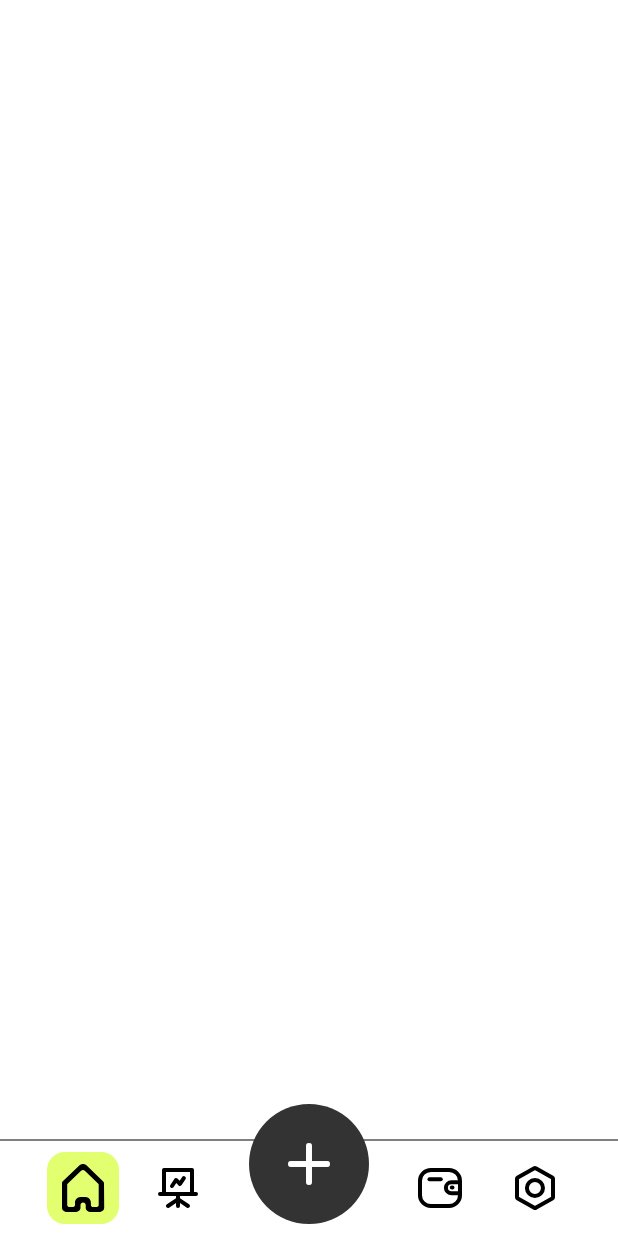
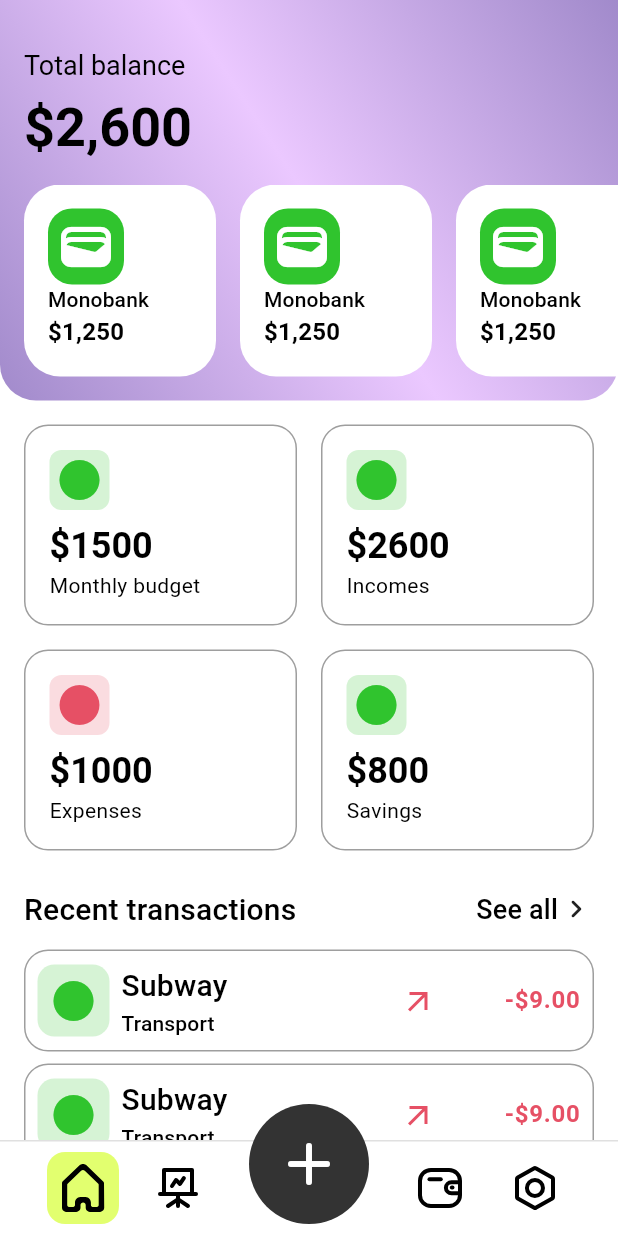
Before and after one commit to suhrobcoder/expense_tracker, a Flutter app: the screen it shows after launch, on a phone screen of 412 x 824 dp. Run offline on Flutter 3.47's test engine with Material 2 defaults, Android fonts, the phone set to English and light mode, and no system bars; our stand-ins replace equatable, flutter_bloc, flutter_svg, get_it, injectable.

Commit message:
home page

```diff
--- /dev/null
+++ b/lib/presentation/pages/home/home_page.dart
@@ -0,0 +1,180 @@
+import 'package:expense_tracker/presentation/pages/home/stat_card.dart';
+import 'package:expense_tracker/presentation/pages/home/transaction_tile.dart';
+import 'package:expense_tracker/presentation/pages/home/wallet_card.dart';
+import 'package:expense_tracker/presentation/theme/colors.dart';
+import 'package:expense_tracker/presentation/theme/ui_constants.dart';
+import 'package:flutter/material.dart';
+
+class HomePage extends StatelessWidget {
+  const HomePage({super.key});
+
+  @override
+  Widget build(BuildContext context) {
+    final textTheme = Theme.of(context).textTheme;
+    return SingleChildScrollView(
+      child: Column(
+        children: [
+          Container(
+            padding: const EdgeInsets.only(top: 2 * defaultPadding),
+            decoration: const ShapeDecoration(
+              shape: RoundedRectangleBorder(
+                borderRadius: BorderRadius.vertical(
+                  bottom: Radius.circular(1.5 * defaultPadding),
+                ),
+              ),
+              gradient: LinearGradient(
+                colors: [
+                  Color(0xFFA18ACB),
+                  Color(0xFFEBC8FF),
+                  Color(0xFFA18ACB)
+                ],
+                begin: Alignment.bottomLeft,
+                end: Alignment.topRight,
+              ),
+            ),
+            child: SafeArea(
+              child: Column(
+                crossAxisAlignment: CrossAxisAlignment.start,
+                mainAxisAlignment: MainAxisAlignment.end,
+                children: [
+                  Padding(
+                    padding:
+                        const EdgeInsets.symmetric(horizontal: defaultPadding),
+                    child: Text(
+                      "Total balance",
+                      style: textTheme.titleLarge?.copyWith(fontSize: 18),
+                    ),
+                  ),
+                  const SizedBox(height: 8.0),
+                  Padding(
+                    padding:
+                        const EdgeInsets.symmetric(horizontal: defaultPadding),
+                    child: Text(
+                      "\$2,600",
+                      style: textTheme.displaySmall
+                          ?.copyWith(fontWeight: FontWeight.w700),
+                    ),
+                  ),
+                  const SizedBox(height: 16.0),
+                  SizedBox(
+                    height: 128,
+                    child: ListView.separated(
+                      itemCount: 4,
+                      scrollDirection: Axis.horizontal,
+                      padding: const EdgeInsets.symmetric(
+                          horizontal: defaultPadding),
+                      separatorBuilder: (context, index) =>
+                          const SizedBox(width: defaultPadding),
+                      itemBuilder: (context, index) {
+                        return WalletCard(
+                          title: "Monobank",
+                          balance: "\$1,250",
+                          icon: Icons.wallet_rounded,
+                          color: green,
+                          onTap: () {},
+                        );
+                      },
+                    ),
+                  ),
+                  const SizedBox(height: defaultPadding),
+                ],
+              ),
+            ),
+          ),
+          Padding(
+            padding: const EdgeInsets.all(defaultPadding),
+            child: Column(
+              children: [
+                Row(
+                  children: [
+                    Expanded(
+                      child: StatCard(
+                        title: "Monthly budget",
+                        balance: "\$1500",
+                        icon: Icons.circle,
+                        color: green,
+                        onTap: () {},
+                      ),
+                    ),
+                    const SizedBox(width: defaultPadding),
+                    Expanded(
+                      child: StatCard(
+                        title: "Incomes",
+                        balance: "\$2600",
+                        icon: Icons.circle,
+                        color: green,
+                        onTap: () {},
+                      ),
+                    ),
+                  ],
+                ),
+                const SizedBox(height: defaultPadding),
+                Row(
+                  children: [
+                    Expanded(
+                      child: StatCard(
+                        title: "Expenses",
+                        balance: "\$1000",
+                        icon: Icons.circle,
+                        color: red,
+                        onTap: () {},
+                      ),
+                    ),
+                    const SizedBox(width: defaultPadding),
+                    Expanded(
+                      child: StatCard(
+                        title: "Savings",
+                        balance: "\$800",
+                        icon: Icons.circle,
+                        color: green,
+                        onTap: () {},
+                      ),
+                    ),
+                  ],
+                ),
+              ],
+            ),
+          ),
+          Padding(
+            padding: const EdgeInsets.symmetric(
+                horizontal: defaultPadding, vertical: 8.0),
+            child: Row(
+              mainAxisAlignment: MainAxisAlignment.spaceBetween,
+              children: [
+                Text(
+                  "Recent transactions",
+                  style: textTheme.titleMedium?.copyWith(fontSize: 20.0),
+                ),
+                GestureDetector(
+                  child: Row(
+                    children: [
+                      Text(
+                        "See all",
+                        style: textTheme.titleMedium?.copyWith(fontSize: 18.0),
+                      ),
+                      const Icon(Icons.chevron_right_rounded),
+                    ],
+                  ),
+                ),
+              ],
+            ),
+          ),
+          for (int i = 0; i < 5; i++)
+            Padding(
+              padding: const EdgeInsets.symmetric(
+                  horizontal: defaultPadding, vertical: 4.0),
+              child: TransactionTile(
+                title: "Subway",
+                category: "Transport",
+                amount: "-\$9.00",
+                icon: Icons.circle,
+                color: green,
+                onTap: () {},
+              ),
+            ),
+          const SizedBox(height: 24.0),
+        ],
+      ),
+    );
+  }
+}
--- /dev/null
+++ b/lib/presentation/pages/home/stat_card.dart
@@ -0,0 +1,59 @@
+import 'package:expense_tracker/presentation/theme/ui_constants.dart';
+import 'package:flutter/material.dart';
+
+class StatCard extends StatelessWidget {
+  const StatCard({
+    super.key,
+    required this.title,
+    required this.balance,
+    required this.icon,
+    required this.color,
+    required this.onTap,
+  });
+
+  final String title;
+  final String balance;
+  final IconData icon;
+  final Color color;
+  final void Function() onTap;
+
+  @override
+  Widget build(BuildContext context) {
+    final textTheme = Theme.of(context).textTheme;
+    return InkWell(
+      onTap: onTap,
+      borderRadius: BorderRadius.circular(defaultPadding),
+      child: Container(
+        padding: const EdgeInsets.all(defaultPadding),
+        decoration: BoxDecoration(
+          borderRadius: BorderRadius.circular(defaultPadding),
+          border: Border.all(color: Colors.black38),
+        ),
+        child: Column(
+          crossAxisAlignment: CrossAxisAlignment.start,
+          children: [
+            Container(
+              padding: const EdgeInsets.all(4.0),
+              decoration: BoxDecoration(
+                borderRadius: BorderRadius.circular(defaultPadding / 2),
+                color: color.withOpacity(0.2),
+              ),
+              child: Icon(
+                icon,
+                size: 32.0,
+                color: color,
+              ),
+            ),
+            const SizedBox(height: 8),
+            Text(
+              balance,
+              style: textTheme.headlineSmall
+                  ?.copyWith(fontWeight: FontWeight.w600),
+            ),
+            Text(title),
+          ],
+        ),
+      ),
+    );
+  }
+}
--- /dev/null
+++ b/lib/presentation/pages/home/transaction_tile.dart
@@ -0,0 +1,79 @@
+import 'package:expense_tracker/presentation/theme/colors.dart';
+import 'package:expense_tracker/presentation/theme/ui_constants.dart';
+import 'package:flutter/material.dart';
+
+class TransactionTile extends StatelessWidget {
+  const TransactionTile({
+    super.key,
+    required this.title,
+    required this.category,
+    required this.amount,
+    required this.icon,
+    required this.color,
+    required this.onTap,
+  });
+
+  final String title;
+  final String category;
+  final String amount;
+  final IconData icon;
+  final Color color;
+  final void Function() onTap;
+
+  @override
+  Widget build(BuildContext context) {
+    final textTheme = Theme.of(context).textTheme;
+    return InkWell(
+      onTap: onTap,
+      borderRadius: BorderRadius.circular(defaultPadding),
+      child: Container(
+        padding: const EdgeInsets.all(8.0),
+        decoration: BoxDecoration(
+          borderRadius: BorderRadius.circular(defaultPadding),
+          border: Border.all(color: Colors.black38),
+        ),
+        child: Row(
+          children: [
+            Container(
+              padding: const EdgeInsets.all(8.0),
+              decoration: BoxDecoration(
+                borderRadius: BorderRadius.circular(defaultPadding * 0.7),
+                color: color.withOpacity(0.2),
+              ),
+              child: Icon(
+                icon,
+                size: 32.0,
+                color: color,
+              ),
+            ),
+            const SizedBox(width: 8),
+            Column(
+              crossAxisAlignment: CrossAxisAlignment.start,
+              children: [
+                Text(
+                  title,
+                  style: textTheme.titleMedium?.copyWith(fontSize: 20.0),
+                ),
+                Text(
+                  category,
+                  style: textTheme.labelLarge,
+                ),
+              ],
+            ),
+            const Spacer(),
+            const Icon(Icons.arrow_outward, color: red),
+            SizedBox(
+              width: 96,
+              child: Text(
+                amount,
+                textAlign: TextAlign.end,
+                style: textTheme.bodyLarge
+                    ?.copyWith(color: red, fontWeight: FontWeight.w600),
+              ),
+            ),
+          ],
+        ),
+      ),
+    );
+  }
+}
--- /dev/null
+++ b/lib/presentation/pages/home/wallet_card.dart
@@ -0,0 +1,63 @@
+import 'package:expense_tracker/presentation/theme/ui_constants.dart';
+import 'package:flutter/material.dart';
+
+class WalletCard extends StatelessWidget {
+  const WalletCard({
+    super.key,
+    required this.title,
+    required this.balance,
+    required this.icon,
+    required this.color,
+    required this.onTap,
+  });
+
+  final String title;
+  final String balance;
+  final IconData icon;
+  final Color color;
+  final void Function() onTap;
+
+  @override
+  Widget build(BuildContext context) {
+    final textTheme = Theme.of(context).textTheme;
+    return InkWell(
+      onTap: onTap,
+      borderRadius: BorderRadius.circular(1.5 * defaultPadding),
+      child: Container(
+        width: 128,
+        padding: const EdgeInsets.all(16.0),
+        decoration: BoxDecoration(
+          borderRadius: BorderRadius.circular(1.5 * defaultPadding),
+          color: Colors.white,
+        ),
+        child: Column(
+          crossAxisAlignment: CrossAxisAlignment.start,
+          children: [
+            Container(
+              padding: const EdgeInsets.all(defaultPadding / 3),
+              decoration: BoxDecoration(
+                borderRadius: BorderRadius.circular(defaultPadding),
+                color: color,
+              ),
+              child: Icon(
+                icon,
+                color: Colors.white,
+                size: 40,
+              ),
+            ),
+            Text(
+              title,
+              style: textTheme.labelLarge,
+              maxLines: 1,
+            ),
+            Text(
+              balance,
+              style:
+                  textTheme.titleMedium?.copyWith(fontWeight: FontWeight.w600),
+            ),
+          ],
+        ),
+      ),
+    );
+  }
+}
--- a/lib/presentation/pages/main/main_page.dart
+++ b/lib/presentation/pages/main/main_page.dart
@@ -1,4 +1,5 @@
 import 'package:expense_tracker/di/init_get_it.dart';
+import 'package:expense_tracker/presentation/pages/home/home_page.dart';
 import 'package:expense_tracker/presentation/pages/main/bloc/main_bloc.dart';
 import 'package:expense_tracker/presentation/theme/colors.dart';
 import 'package:expense_tracker/presentation/theme/ui_constants.dart';
@@ -21,11 +22,11 @@ class MainPage extends StatelessWidget {
                 alignment: Alignment.bottomCenter,
                 children: [
                   Positioned.fill(
-                    bottom: 72,
+                    bottom: 64,
                     child: IndexedStack(
                       index: state.currentPage,
                       children: const [
-                        SizedBox(),
+                        HomePage(),
                         SizedBox(),
                         SizedBox(),
                         SizedBox(),
@@ -35,10 +36,11 @@ class MainPage extends StatelessWidget {
                   Column(
                     mainAxisSize: MainAxisSize.min,
                     children: [
-                      Column(
-                        mainAxisSize: MainAxisSize.min,
-                        children: [
-                          const Divider(thickness: 0),
+                      Container(
+                          color: Colors.black12,
+                          height: 1.0,
+                          width: double.infinity),
+                      const SizedBox(height: 7.0),
                       Row(
                         mainAxisAlignment: MainAxisAlignment.spaceBetween,
                         crossAxisAlignment: CrossAxisAlignment.end,
@@ -73,8 +75,6 @@ class MainPage extends StatelessWidget {
                         ],
                       ),
                       const SizedBox(height: 8)
-                        ],
-                      ),
                     ],
                   ),
                   IconButton(
```
Lines whose indentation alone changed are shown as unchanged.
